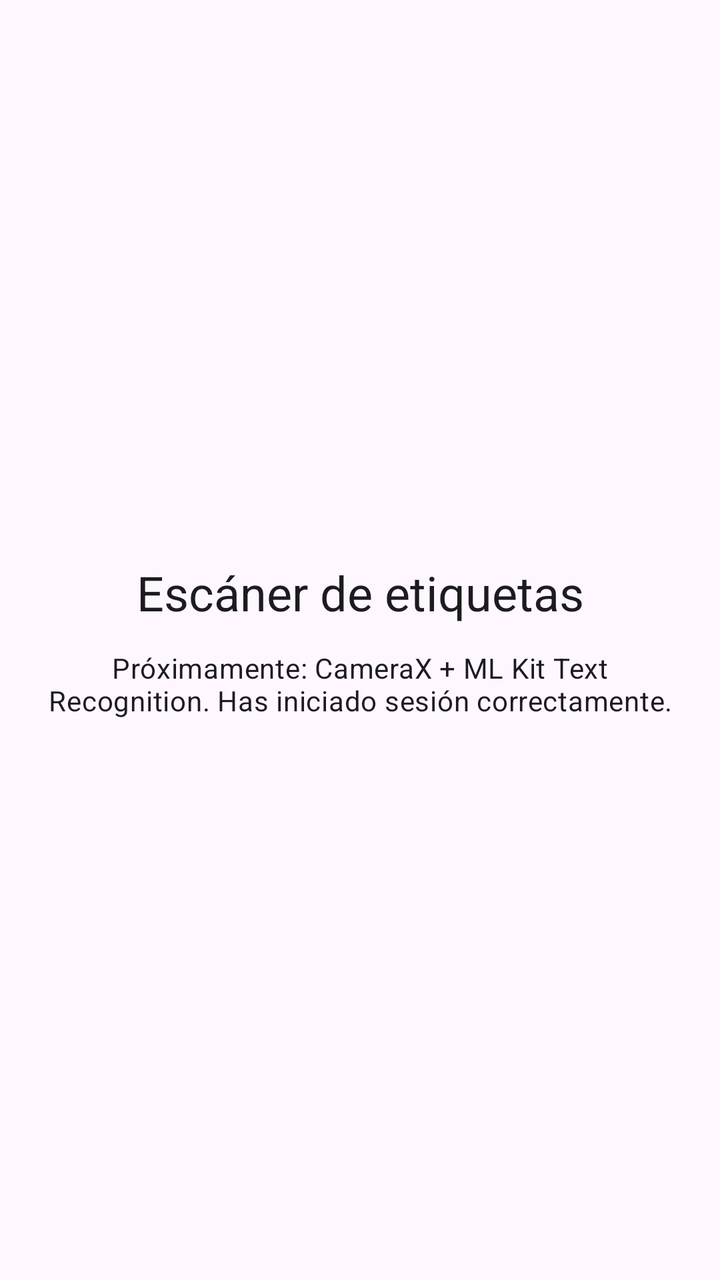
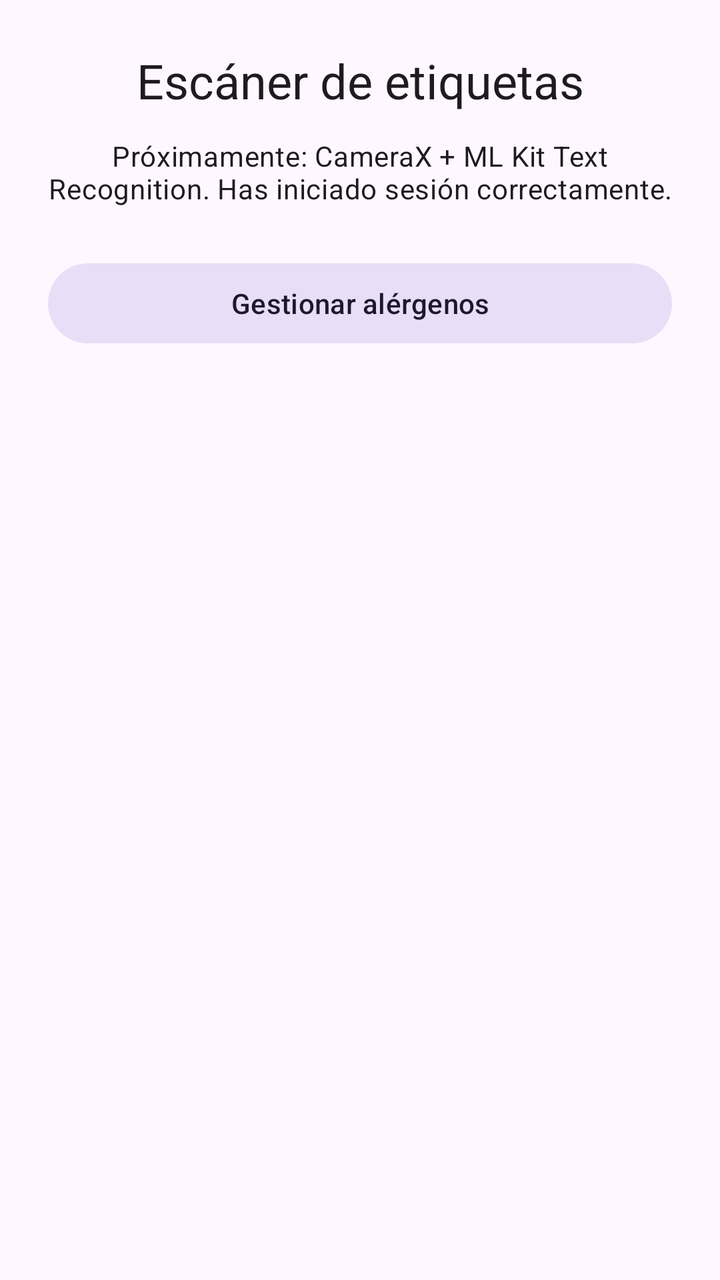

Screens rendered from an Android XML layout before and after an edit, with the pre-edit source and the edit as a unified diff.
<!-- AndroidManifest.xml: application theme Theme.SafeBite -->
<!-- res/layout/fragment_scanner.xml -->
<?xml version="1.0" encoding="utf-8"?>
<LinearLayout xmlns:android="http://schemas.android.com/apk/res/android"
    xmlns:tools="http://schemas.android.com/tools"
    android:layout_width="match_parent"
    android:layout_height="match_parent"
    android:gravity="center"
    android:orientation="vertical"
    android:padding="24dp"
    tools:context=".ui.auth.ScannerFragment">

    <TextView
        android:layout_width="match_parent"
        android:layout_height="wrap_content"
        android:gravity="center"
        android:text="@string/auth_scanner_title"
        android:textAppearance="?attr/textAppearanceHeadlineSmall" />

    <TextView
        android:layout_width="match_parent"
        android:layout_height="wrap_content"
        android:layout_marginTop="12dp"
        android:gravity="center"
        android:text="@string/auth_scanner_body"
        android:textAppearance="?attr/textAppearanceBodyMedium" />
</LinearLayout>
<!-- resources referenced by this layout -->
<resources>
  <string name="auth_scanner_body">Próximamente: CameraX + ML Kit Text Recognition. Has iniciado sesión correctamente.</string>
  <string name="auth_scanner_title">Escáner de etiquetas</string>
  <style name="Theme.SafeBite" parent="Theme.Material3.Light.NoActionBar">
          <item name="colorPrimary">@color/purple_500</item>
          <item name="colorPrimaryContainer">@color/purple_200</item>
          <item name="colorOnPrimary">@color/white</item>
          <item name="android:statusBarColor">?attr/colorPrimary</item>
      </style>
  <color name="purple_500">#FF6200EE</color>
  <color name="purple_200">#FFBB86FC</color>
  <color name="white">#FFFFFFFF</color>
</resources>

<!-- the commit's change to res/layout/fragment_scanner.xml (unified diff, before → after) -->
@@ -1,9 +1,10 @@
 <?xml version="1.0" encoding="utf-8"?>
 <LinearLayout xmlns:android="http://schemas.android.com/apk/res/android"
+    xmlns:app="http://schemas.android.com/apk/res-auto"
     xmlns:tools="http://schemas.android.com/tools"
     android:layout_width="match_parent"
     android:layout_height="match_parent"
-    android:gravity="center"
+    android:gravity="center_horizontal"
     android:orientation="vertical"
     android:padding="24dp"
     tools:context=".ui.auth.ScannerFragment">
@@ -22,4 +23,12 @@
         android:gravity="center"
         android:text="@string/auth_scanner_body"
         android:textAppearance="?attr/textAppearanceBodyMedium" />
+
+    <com.google.android.material.button.MaterialButton
+        android:id="@+id/buttonManageAllergens"
+        style="@style/Widget.Material3.Button.TonalButton"
+        android:layout_width="match_parent"
+        android:layout_height="wrap_content"
+        android:layout_marginTop="24dp"
+        android:text="@string/allergens_open_button" />
 </LinearLayout>
<!-- resource entries referenced after the edit -->
@@ -1,5 +1,6 @@
 <!-- resources referenced by this layout -->
 <resources>
+  <string name="allergens_open_button">Gestionar alérgenos</string>
   <string name="auth_scanner_body">Próximamente: CameraX + ML Kit Text Recognition. Has iniciado sesión correctamente.</string>
   <string name="auth_scanner_title">Escáner de etiquetas</string>
   <style name="Theme.SafeBite" parent="Theme.Material3.Light.NoActionBar">
